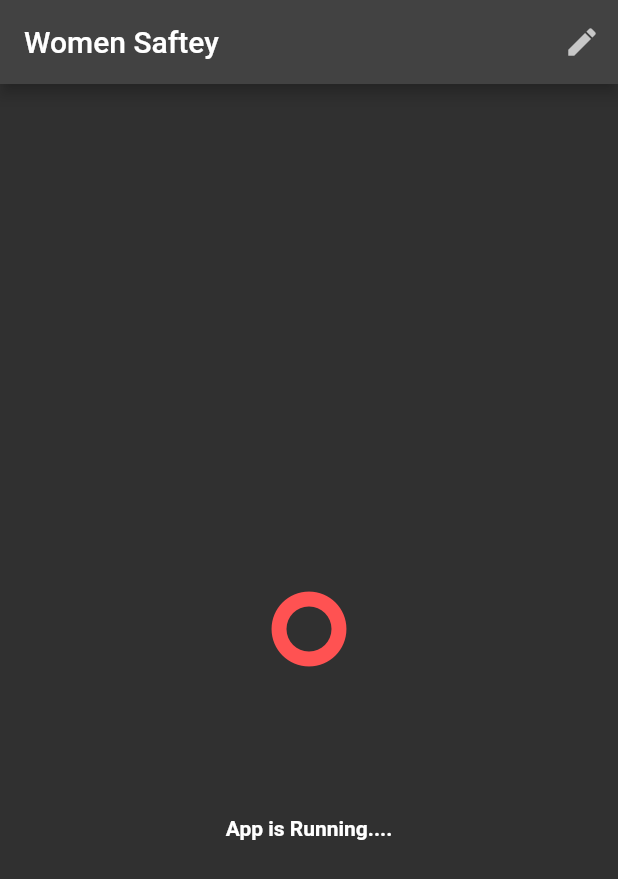
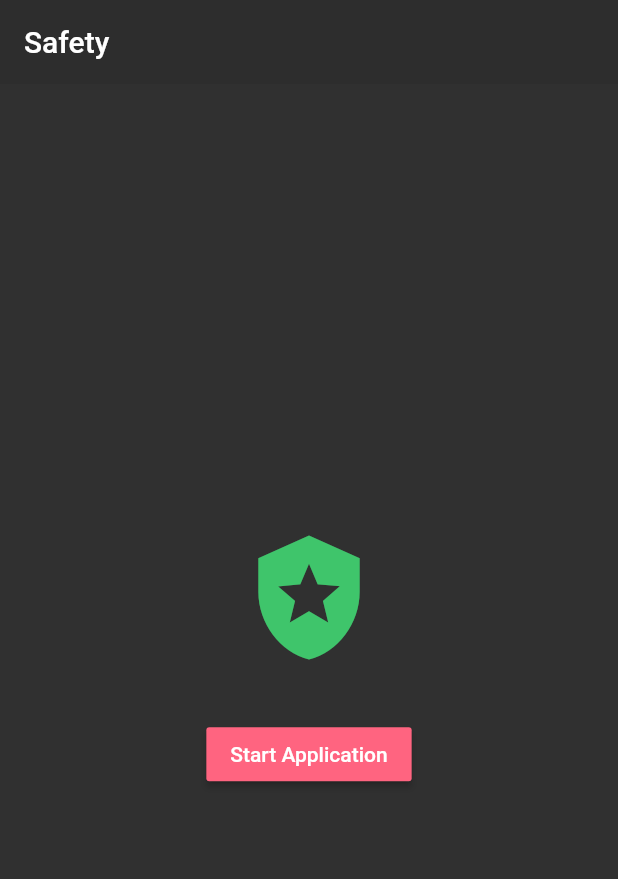
Before and after one commit to diginthomas/wommenSafetyApp, a Flutter app: the screen it shows after launch, on a phone screen of 412 x 824 dp. Shown: the top 879 px of the screen. Run offline on Flutter 3.47's test engine with Material 2 defaults, Android fonts, the phone set to English and light mode, and no system bars; drawn by our look-alikes of animated_text_kit, widget_circular_animator; our stand-ins replace sqflite; missing offline and left inert: flutter_phone_direct_caller, flutter_sms, shake; accounts and stored records are empty.

Commit message:
major fix

```diff
--- a/call/lib/App.dart
+++ b/call/lib/App.dart
@@ -2,6 +2,7 @@ import 'package:flutter/material.dart';
 import 'package:call/Home.dart';
 import 'package:call/backend.dart';
 import 'package:provider/provider.dart';
+import 'package:call/startpage.dart';
 
 class App extends StatefulWidget {
   const App({Key? key}) : super(key: key);
@@ -22,7 +23,7 @@ class _App extends State<App> {
   Widget build(BuildContext context) {
     return ChangeNotifierProvider(
       create: (context) => Db(),
-      child: MaterialApp(theme: ThemeData.dark(), home: const HomeScreen()),
+      child: MaterialApp(theme: ThemeData.dark(), home: StartScreen()),
     );
   }
 }
--- /dev/null
+++ b/call/lib/startpage.dart
@@ -0,0 +1,58 @@
+import 'package:flutter/material.dart';
+import 'package:call/Home.dart';
+import 'package:provider/provider.dart';
+import 'package:call/backend.dart';
+
+class StartScreen extends StatefulWidget {
+  @override
+  _StartScreen createState() {
+    return _StartScreen();
+  }
+}
+
+class _StartScreen extends State<StartScreen> {
+  @override
+  void initState() {
+    Provider.of<Db>(context, listen: false).initDb();
+    super.initState();
+  }
+
+  @override
+  Widget build(BuildContext context) {
+    return Scaffold(
+      appBar: AppBar(
+        elevation: 0,
+        backgroundColor: Color(0xff2d2d2d),
+        title: Text('Safety '),
+      ),
+      body: SafeArea(
+        child: Container(
+          width: MediaQuery.of(context).size.width,
+          child: Column(
+              mainAxisAlignment: MainAxisAlignment.center,
+              crossAxisAlignment: CrossAxisAlignment.center,
+              children: [
+                Icon(
+                  Icons.local_police,
+                  size: 90,
+                  color: Color(0xff3fc56b),
+                ),
+                SizedBox(
+                  height: MediaQuery.of(context).size.height / 23,
+                ),
+                RaisedButton(
+                  onPressed: () {
+                    Navigator.push(
+                        context,
+                        MaterialPageRoute(
+                            builder: (context) => const HomeScreen()));
+                  },
+                  color: Color(0xffff6480),
+                  child: Text('Start Application'),
+                ),
+              ]),
+        ),
+      ),
+    );
+  }
+}
```
Also changed, not shown: call/lib/Home.dart (+13 -11 lines), call/lib/Update.dart (+4 -4 lines), call/lib/backend.dart (+17 -11 lines).
